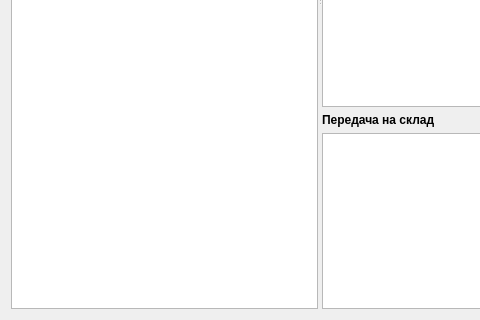
First picture: the form in formmovwire.ui, repository Sergeyego/warehouse, before the edit; both pictures show x 0 to 480 and y 360 to 680 of the 1073 by 680 pixel window.
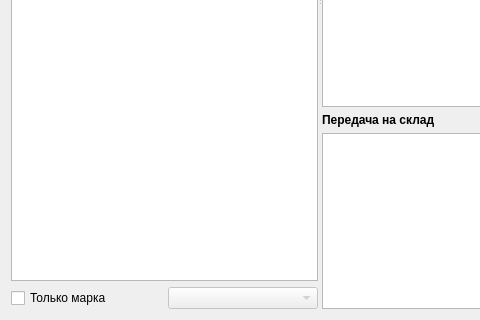
Second picture: the form after the edit. Custom widgets are drawn as their Qt base class.

Diff of the .ui file:
```diff
--- a/formmovwire.ui
+++ b/formmovwire.ui
@@ -13,7 +13,7 @@
   <property name="windowTitle">
    <string>Form</string>
   </property>
-  <layout class="QVBoxLayout" name="verticalLayout_8">
+  <layout class="QVBoxLayout" name="verticalLayout_10">
    <item>
     <layout class="QHBoxLayout" name="horizontalLayout">
      <item>
@@ -63,6 +63,9 @@
      <property name="orientation">
       <enum>Qt::Horizontal</enum>
      </property>
+     <widget class="QWidget" name="">
+      <layout class="QVBoxLayout" name="verticalLayout_8">
+       <item>
      <widget class="TableView" name="tableViewPart">
       <property name="selectionMode">
        <enum>QAbstractItemView::SingleSelection</enum>
@@ -74,6 +77,27 @@
        <bool>false</bool>
       </attribute>
      </widget>
+       </item>
+       <item>
+        <layout class="QHBoxLayout" name="horizontalLayout_5">
+         <item>
+          <widget class="QCheckBox" name="checkBoxOnly">
+           <property name="text">
+            <string>Только марка</string>
+           </property>
+          </widget>
+         </item>
+         <item>
+          <widget class="DbComboBox" name="comboBoxMark">
+           <property name="enabled">
+            <bool>false</bool>
+           </property>
+          </widget>
+         </item>
+        </layout>
+       </item>
+      </layout>
+     </widget>
      <widget class="QWidget" name="layoutWidget">
       <layout class="QVBoxLayout" name="verticalLayout_7">
        <item>
@@ -316,6 +340,11 @@
    <extends>QDateEdit</extends>
    <header>db/dbdateedit.h</header>
   </customwidget>
+  <customwidget>
+   <class>DbComboBox</class>
+   <extends>QComboBox</extends>
+   <header>db/dbcombobox.h</header>
+  </customwidget>
  </customwidgets>
  <resources/>
  <connections/>
```
Left out of the diff: 6 changed lines with no effect on the pictures. Lines whose indentation alone changed are shown as unchanged.
